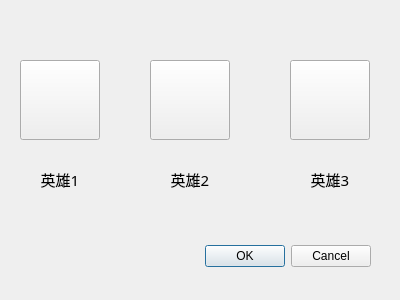
lindexWindy/ds15UI, file Main_window/part_herotypedlg.ui: the form before one commit.
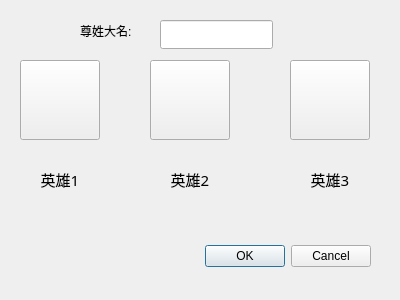
The form after the commit.

Diff of the .ui file:
```diff
--- a/Main_window/part_herotypedlg.ui
+++ b/Main_window/part_herotypedlg.ui
@@ -161,6 +161,29 @@
     <set>Qt::AlignCenter</set>
    </property>
   </widget>
+  <widget class="QLineEdit" name="nameEdit">
+   <property name="geometry">
+    <rect>
+     <x>160</x>
+     <y>20</y>
+     <width>113</width>
+     <height>29</height>
+    </rect>
+   </property>
+  </widget>
+  <widget class="QLabel" name="label_4">
+   <property name="geometry">
+    <rect>
+     <x>80</x>
+     <y>20</y>
+     <width>61</width>
+     <height>21</height>
+    </rect>
+   </property>
+   <property name="text">
+    <string>尊姓大名:</string>
+   </property>
+  </widget>
  </widget>
  <resources/>
  <connections>
```
Left out of the diff: 2 changed lines with no effect on the pictures.
